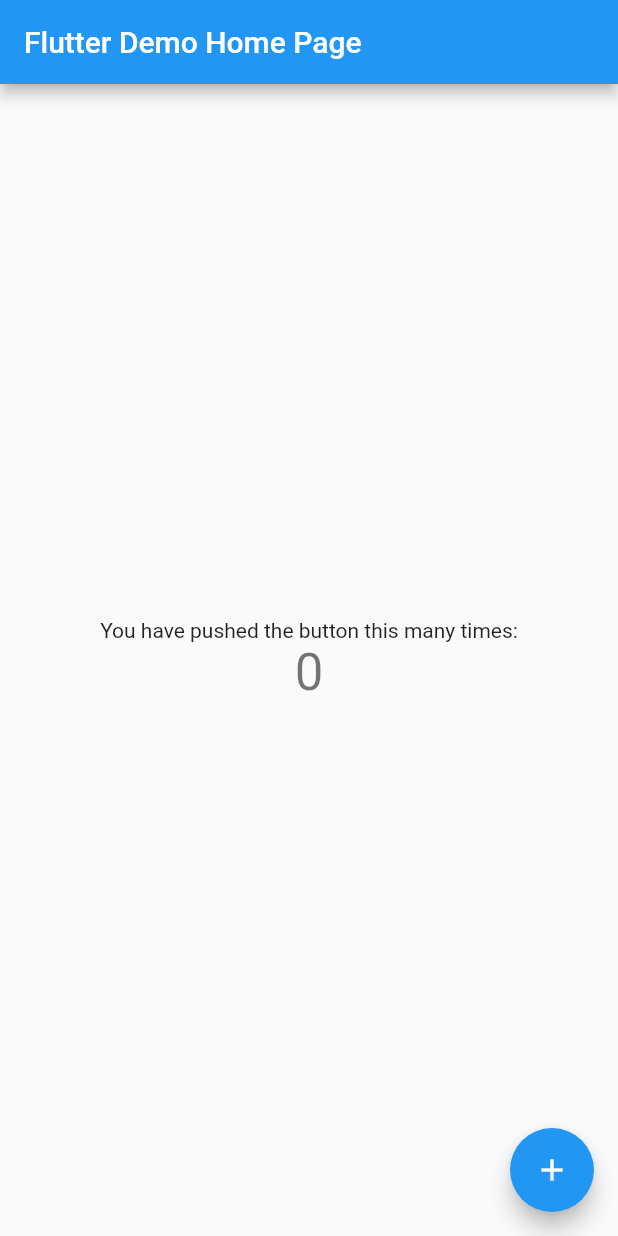
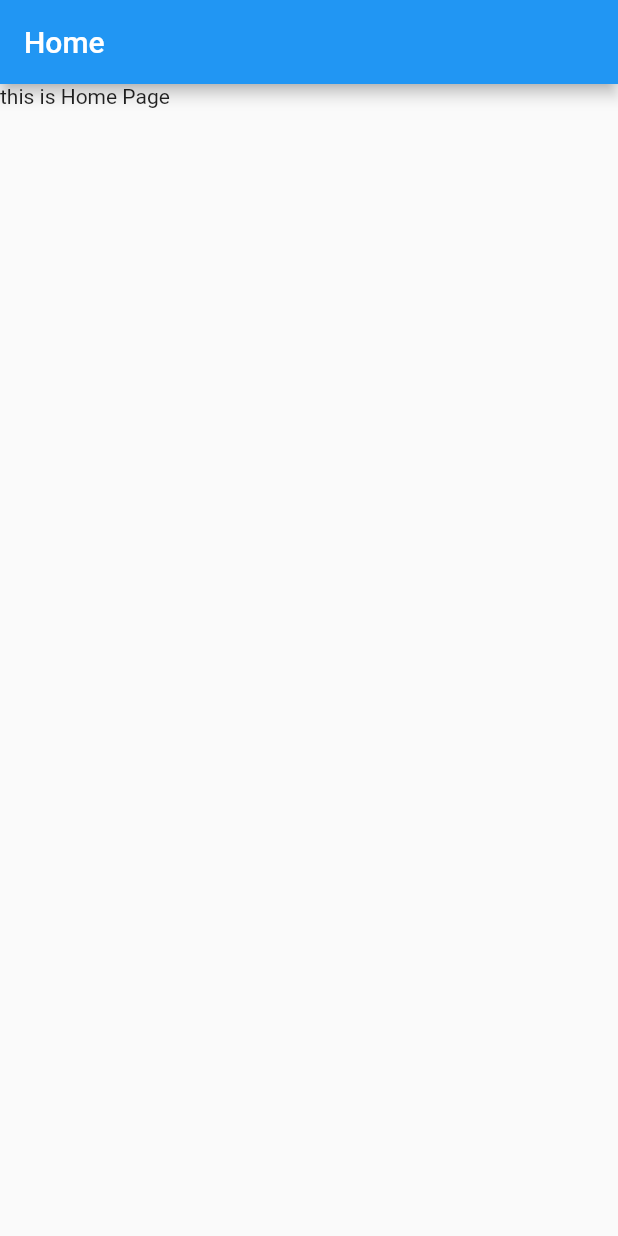
Before and after one commit to keyur4578/my-flutter, a Flutter app: the screen it shows after launch, on a phone screen of 412 x 824 dp. Run offline on Flutter 3.47's test engine with Material 2 defaults, Android fonts, the phone set to English and light mode, and no system bars.

Commit message:
Create Home Page

```diff
--- /dev/null
+++ b/lib/HomePage.dart
@@ -0,0 +1,19 @@
+import 'package:flutter/material.dart';
+
+class HomePage extends StatefulWidget {
+
+  @override
+  State<HomePage> createState() => _HomePageState();
+}
+
+class _HomePageState extends State<HomePage> {
+  @override
+  Widget build(BuildContext context) {
+    return Scaffold(
+      appBar: AppBar(
+        title: Text("Home"),
+      ),
+      body: Text("this is Home Page"),
+    );
+  }
+}
--- a/lib/main.dart
+++ b/lib/main.dart
@@ -1,4 +1,5 @@
 import 'package:flutter/material.dart';
+import 'package:myfluttertwo/HomePage.dart';
 
 void main() {
   runApp(const MyApp());
@@ -24,92 +25,7 @@ class MyApp extends StatelessWidget {
         // is not restarted.
         primarySwatch: Colors.blue,
       ),
-      home: const MyHomePage(title: 'Flutter Demo Home Page'),
+      home: HomePage(),
     );
   }
 }
-
-class MyHomePage extends StatefulWidget {
-  const MyHomePage({Key? key, required this.title}) : super(key: key);
-
-  // This widget is the home page of your application. It is stateful, meaning
-  // that it has a State object (defined below) that contains fields that affect
-  // how it looks.
-
-  // This class is the configuration for the state. It holds the values (in this
-  // case the title) provided by the parent (in this case the App widget) and
-  // used by the build method of the State. Fields in a Widget subclass are
-  // always marked "final".
-
-  final String title;
-
-  @override
-  State<MyHomePage> createState() => _MyHomePageState();
-}
-
-class _MyHomePageState extends State<MyHomePage> {
-  int _counter = 0;
-
-  void _incrementCounter() {
-    setState(() {
-      // This call to setState tells the Flutter framework that something has
-      // changed in this State, which causes it to rerun the build method below
-      // so that the display can reflect the updated values. If we changed
-      // _counter without calling setState(), then the build method would not be
-      // called again, and so nothing would appear to happen.
-      _counter++;
-    });
-  }
-
-  @override
-  Widget build(BuildContext context) {
-    // This method is rerun every time setState is called, for instance as done
-    // by the _incrementCounter method above.
-    //
-    // The Flutter framework has been optimized to make rerunning build methods
-    // fast, so that you can just rebuild anything that needs updating rather
-    // than having to individually change instances of widgets.
-    return Scaffold(
-      appBar: AppBar(
-        // Here we take the value from the MyHomePage object that was created by
-        // the App.build method, and use it to set our appbar title.
-        title: Text(widget.title),
-      ),
-      body: Center(
-        // Center is a layout widget. It takes a single child and positions it
-        // in the middle of the parent.
-        child: Column(
-          // Column is also a layout widget. It takes a list of children and
-          // arranges them vertically. By default, it sizes itself to fit its
-          // children horizontally, and tries to be as tall as its parent.
-          //
-          // Invoke "debug painting" (press "p" in the console, choose the
-          // "Toggle Debug Paint" action from the Flutter Inspector in Android
-          // Studio, or the "Toggle Debug Paint" command in Visual Studio Code)
-          // to see the wireframe for each widget.
-          //
-          // Column has various properties to control how it sizes itself and
-          // how it positions its children. Here we use mainAxisAlignment to
-          // center the children vertically; the main axis here is the vertical
-          // axis because Columns are vertical (the cross axis would be
-          // horizontal).
-          mainAxisAlignment: MainAxisAlignment.center,
-          children: <Widget>[
-            const Text(
-              'You have pushed the button this many times:',
-            ),
-            Text(
-              '$_counter',
-              style: Theme.of(context).textTheme.headline4,
-            ),
-          ],
-        ),
-      ),
-      floatingActionButton: FloatingActionButton(
-        onPressed: _incrementCounter,
-        tooltip: 'Increment',
-        child: const Icon(Icons.add),
-      ), // This trailing comma makes auto-formatting nicer for build methods.
-    );
-  }
-}
```
